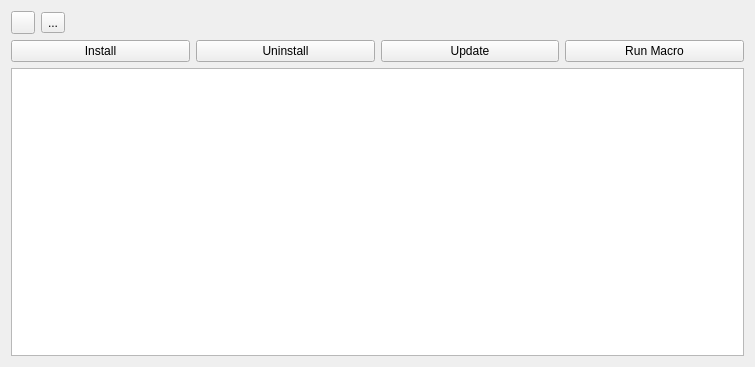
Qt form package_details.ui (chennes/AddonManager) before a commit.
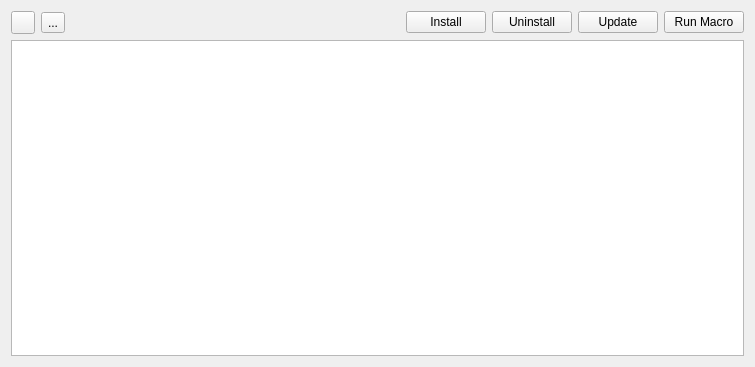
The same form after that commit.

The edit to the form file:
```diff
--- a/package_details.ui
+++ b/package_details.ui
@@ -43,10 +43,6 @@
        </property>
       </spacer>
      </item>
-    </layout>
-   </item>
-   <item>
-    <layout class="QHBoxLayout" name="layoutDetailsInstallButtons">
      <item>
       <widget class="QPushButton" name="buttonInstall">
        <property name="toolTip">
```
